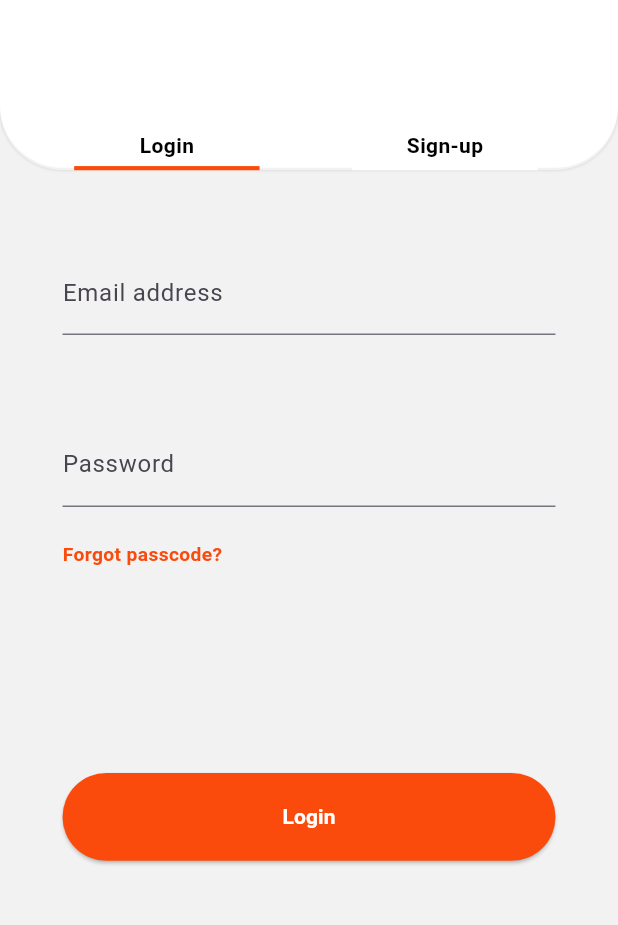
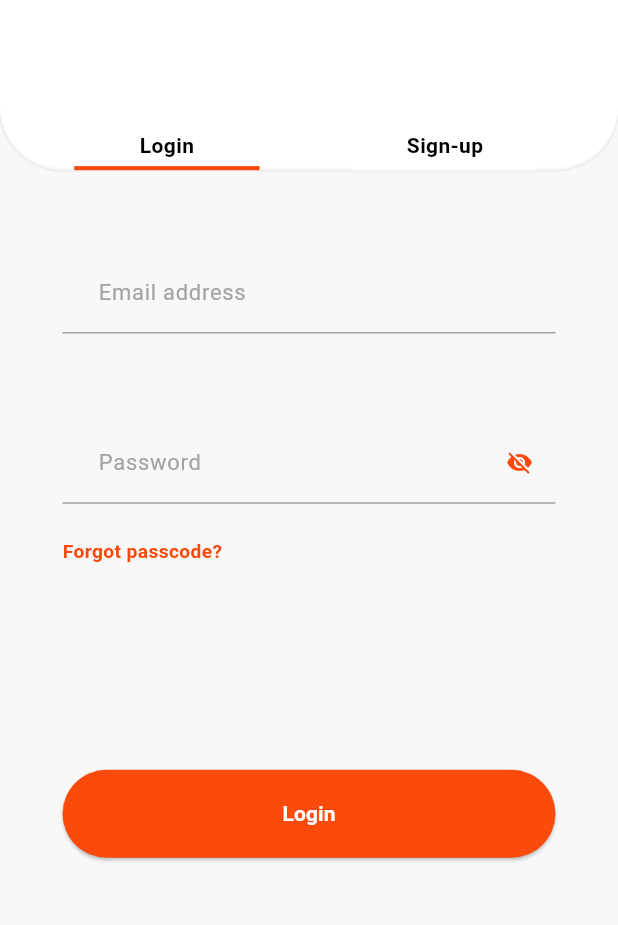
Before and after one commit to anonymousdeve/NewFluuterTest, a Flutter app: the AuthScreen screen opened by its route, on a phone screen of 412 x 824 dp, the part 302-1227 px from its top. Run offline on Flutter 3.47's test engine with Material 3 defaults, Android fonts, the phone set to English and light mode, and no system bars; our stand-ins replace flutter_screenutil, flutter_svg; Roboto replaces fonts that are missing (SFProRounded).

Commit message:
complete ui of login module

```diff
--- a/lib/core/theming/app_colors.dart
+++ b/lib/core/theming/app_colors.dart
@@ -2,8 +2,12 @@ import 'package:flutter/material.dart';
 
 class AppColors {
   static const Color mainOrange = Color(0xFFFA4A0C);
-  static const Color gray = Color(0xffF2F2F2);
+  static const Color gray = Color(0xffa4a3a3);
   static const Color mainScreenColor = Colors.white;
+  static const Color mainScreenColorDarker = Color(0xFFF8F8F8);
+  static const Color lightGray = Color(0xFFC2C2C2);
+  static const Color lighterGray = Color(0xFFEDEDED);
+  static const Color moreLightGray = Color(0xFFFDFDFF);
 
   static const Color textOnScreen = Color(0xffffffff);
   static const Color textOnBack = Color(0xff000000);
--- a/lib/core/theming/styles.dart
+++ b/lib/core/theming/styles.dart
@@ -8,4 +8,9 @@ class TextStyles {
       fontWeight: FontWeight.bold,
       fontFamily: 'SFProRounded',
       color: AppColors.textOnScreen);
+  static TextStyle font14Weight400 = TextStyle(
+      fontSize: 16.sp,
+      fontWeight: FontWeight.w400,
+      fontFamily: 'SFProRounded',
+      color: AppColors.textOnScreen);
 }
--- /dev/null
+++ b/lib/core/widgets/app_text_form_field.dart
@@ -0,0 +1,71 @@
+import 'package:advanced_test/core/theming/app_colors.dart';
+import 'package:advanced_test/core/theming/styles.dart';
+import 'package:flutter/material.dart';
+import 'package:flutter_screenutil/flutter_screenutil.dart';
+
+class AppTextFormField extends StatelessWidget {
+  final EdgeInsetsGeometry? contentPadding;
+  final InputBorder? focusedBorder;
+  final InputBorder? enabledBorder;
+  final TextStyle? inputTextStyle;
+  final TextStyle? hintStyle;
+  final String hintText;
+  final bool? isObscureText;
+  final Widget? suffixIcon;
+  final Color? backgroundColor;
+  final TextEditingController? controller;
+  final Function(String?) validator;
+
+  const AppTextFormField({
+    super.key,
+    this.contentPadding,
+    this.focusedBorder,
+    this.enabledBorder,
+    this.inputTextStyle,
+    this.hintStyle,
+    required this.hintText,
+    this.isObscureText,
+    this.suffixIcon,
+    this.backgroundColor,
+    this.controller,
+    required this.validator,
+  });
+
+  @override
+  Widget build(BuildContext context) {
+    return TextFormField(
+      controller: controller,
+      decoration: InputDecoration(
+        isDense: true,
+        contentPadding: contentPadding ??
+            EdgeInsets.symmetric(horizontal: 20.w, vertical: 18.h),
+        focusedBorder: focusedBorder ??
+            const UnderlineInputBorder(
+              borderSide: BorderSide(color: AppColors.mainOrange),
+            ),
+        enabledBorder: enabledBorder ??
+            const UnderlineInputBorder(
+              borderSide: BorderSide(color: AppColors.gray),
+            ),
+        errorBorder: OutlineInputBorder(
+          borderSide: const BorderSide(
+            color: Colors.red,
+            width: 1.3,
+          ),
+          borderRadius: BorderRadius.circular(16.0),
+        ),
+        hintStyle: hintStyle ??
+            TextStyles.font14Weight400.copyWith(color: AppColors.gray),
+        hintText: hintText,
+        suffixIcon: suffixIcon,
+        fillColor: backgroundColor ?? AppColors.mainScreenColorDarker,
+        filled: true,
+      ),
+      obscureText: isObscureText ?? false,
+      style: TextStyles.font14Weight400.copyWith(color: AppColors.textOnBack),
+      validator: (value) {
+        return validator(value);
+      },
+    );
+  }
+}
--- a/lib/features/login/login_screen.dart
+++ b/lib/features/login/login_screen.dart
@@ -10,7 +10,7 @@ class AuthScreen extends StatelessWidget {
   @override
   Widget build(BuildContext context) {
     return Scaffold(
-      backgroundColor: AppColors.gray,
+      backgroundColor: AppColors.mainScreenColorDarker,
       body: SingleChildScrollView(
         child: Column(
           children: [
--- a/lib/features/login/widgets/login_form_widget.dart
+++ b/lib/features/login/widgets/login_form_widget.dart
@@ -1,41 +1,56 @@
 import 'package:advanced_test/core/theming/app_colors.dart';
+import 'package:advanced_test/core/widgets/app_text_form_field.dart';
 import 'package:flutter/material.dart';
 import 'package:flutter_screenutil/flutter_screenutil.dart';
+import 'package:flutter_svg/svg.dart';
 
-class LoginFormWidget extends StatelessWidget {
+class LoginFormWidget extends StatefulWidget {
   const LoginFormWidget({super.key});
+
+  @override
+  State<LoginFormWidget> createState() => _LoginFormWidgetState();
+}
+
+class _LoginFormWidgetState extends State<LoginFormWidget> {
+  bool showPassword = false;
 
   @override
   Widget build(BuildContext context) {
     return Padding(
       padding: EdgeInsets.symmetric(horizontal: 42.w, vertical: 32.h),
-      child:  Form(
+      child: Form(
         child: Column(
           mainAxisAlignment: MainAxisAlignment.start,
           crossAxisAlignment: CrossAxisAlignment.start,
           children: [
-              TextFormField(
-                decoration: const InputDecoration(labelText: 'Email address'),
+            AppTextFormField(
               validator: (value) {
                 if (value == null || value.isEmpty) {
                   return 'Please enter your username';
                 }
                 return null;
               },
+              hintText: 'Email address',
             ),
             SizedBox(
               height: 64.h,
             ),
-              TextFormField(
-                obscureText: true,
-                obscuringCharacter: '*',
-                decoration: const InputDecoration(labelText: 'Password',),
+            AppTextFormField(
               validator: (value) {
                 if (value == null || value.isEmpty) {
                   return 'Please enter your password';
                 }
                 return null;
               },
+              hintText: 'Password',
+              isObscureText: showPassword,
+              suffixIcon: GestureDetector(onTap: () {
+                setState(() {
+                  showPassword = !showPassword;
+                });
+              },
+                child: Icon(
+                    showPassword ? Icons.visibility : Icons.visibility_off,color: AppColors.mainOrange,),),
             ),
             SizedBox(
               height: 24.h,
--- a/lib/features/login/widgets/login_top_widget.dart
+++ b/lib/features/login/widgets/login_top_widget.dart
@@ -1,7 +1,6 @@
 import 'package:advanced_test/core/theming/app_colors.dart';
 import 'package:flutter/material.dart';
 import 'package:flutter_screenutil/flutter_screenutil.dart';
-import 'package:flutter_svg/svg.dart';
 
 class TopLoginWidget extends StatelessWidget {
   const TopLoginWidget({super.key});
--- a/lib/features/onboarding/onboarding_screen.dart
+++ b/lib/features/onboarding/onboarding_screen.dart
@@ -1,7 +1,6 @@
 import 'package:advanced_test/core/theming/app_colors.dart';
 import 'package:advanced_test/features/onboarding/widgets/app_logo_name.dart';
 import 'package:advanced_test/features/onboarding/widgets/bottom_images.dart';
-import 'package:flutter/cupertino.dart';
 import 'package:flutter/material.dart';
 import 'package:flutter_screenutil/flutter_screenutil.dart';
 
--- a/lib/features/onboarding/widgets/app_logo_name.dart
+++ b/lib/features/onboarding/widgets/app_logo_name.dart
@@ -2,7 +2,6 @@ import 'package:advanced_test/core/theming/app_colors.dart';
 import 'package:advanced_test/core/theming/styles.dart';
 import 'package:flutter/cupertino.dart';
 import 'package:flutter_screenutil/flutter_screenutil.dart';
-import 'package:flutter_svg/svg.dart';
 
 class AppLogoAndName extends StatelessWidget {
   const AppLogoAndName({super.key});
```
Also changed, not shown: assets/svg/show_password.svg (added). Lines whose indentation alone changed are shown as unchanged.
